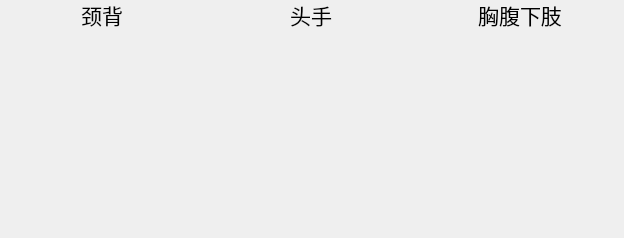
Qt form feiteng_linggui_display.ui (pejoypan/ZiWuLiuZhu) before a commit.
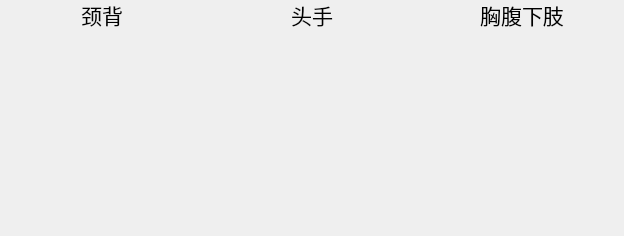
The same form after that commit.

```diff
--- a/feiteng_linggui_display.ui
+++ b/feiteng_linggui_display.ui
@@ -50,19 +50,8 @@
       </widget>
      </item>
      <item>
-      <widget class="QWidget" name="widget" native="true">
-       <property name="minimumSize">
-        <size>
-         <width>202</width>
-         <height>202</height>
-        </size>
-       </property>
-       <property name="maximumSize">
-        <size>
-         <width>202</width>
-         <height>202</height>
-        </size>
-       </property>
+      <widget class="QStackedWidget" name="stackedWidget">
+       <widget class="QWidget" name="stackedWidgetPage1"/>
       </widget>
      </item>
     </layout>
@@ -91,19 +80,8 @@
       </widget>
      </item>
      <item>
-      <widget class="QWidget" name="widget_2" native="true">
-       <property name="minimumSize">
-        <size>
-         <width>202</width>
-         <height>202</height>
-        </size>
-       </property>
-       <property name="maximumSize">
-        <size>
-         <width>202</width>
-         <height>202</height>
-        </size>
-       </property>
+      <widget class="QStackedWidget" name="stackedWidget_2">
+       <widget class="QWidget" name="stackedWidget_2Page1"/>
       </widget>
      </item>
     </layout>
@@ -132,19 +110,8 @@
       </widget>
      </item>
      <item>
-      <widget class="QWidget" name="widget_3" native="true">
-       <property name="minimumSize">
-        <size>
-         <width>202</width>
-         <height>202</height>
-        </size>
-       </property>
-       <property name="maximumSize">
-        <size>
-         <width>202</width>
-         <height>202</height>
-        </size>
-       </property>
+      <widget class="QStackedWidget" name="stackedWidget_3">
+       <widget class="QWidget" name="stackedWidget_3Page1"/>
       </widget>
      </item>
     </layout>
```
